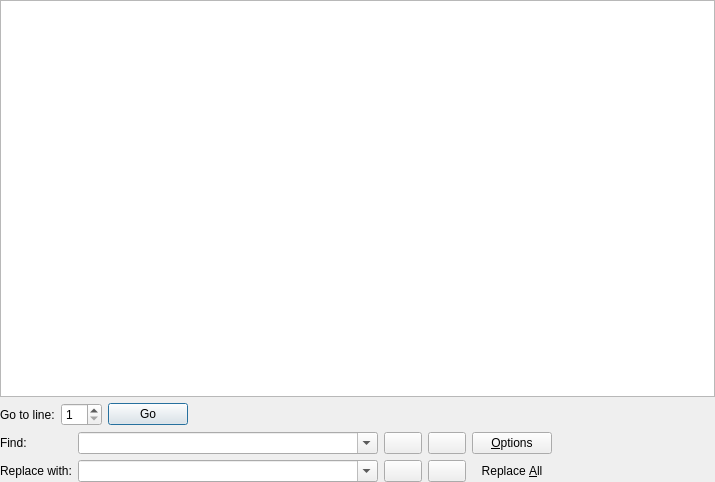
This is src/prymatex/gui/editor/ui_files/editorwidget.ui in prymatex/prymatex as Qt 5 draws it before an edit. The edited form follows.
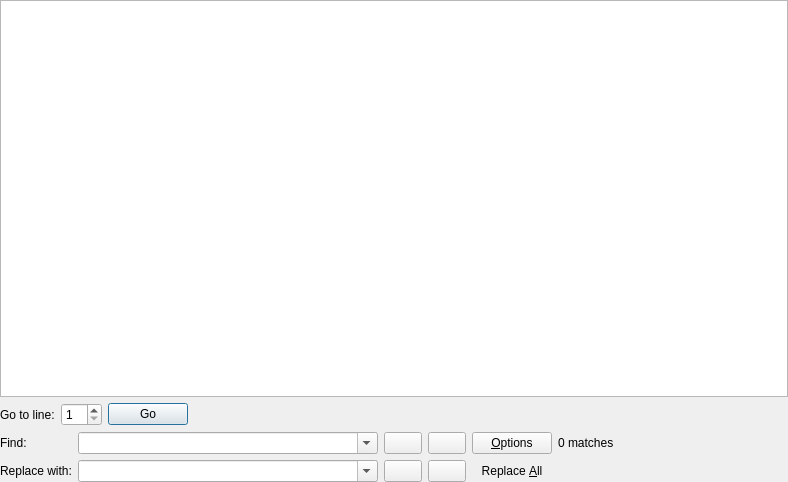
This is the edited form. Icons and pictures are not drawn. Custom widgets are drawn as their Qt base class.

Commit message: Find widget

Patch:
```diff
--- a/src/prymatex/gui/editor/ui_files/editorwidget.ui
+++ b/src/prymatex/gui/editor/ui_files/editorwidget.ui
@@ -6,7 +6,7 @@
    <rect>
     <x>0</x>
     <y>0</y>
-    <width>715</width>
+    <width>788</width>
     <height>482</height>
    </rect>
   </property>
@@ -167,7 +167,7 @@
         </property>
        </widget>
       </item>
-      <item row="0" column="6">
+      <item row="0" column="7">
        <spacer name="horizontalSpacer">
         <property name="orientation">
          <enum>Qt::Horizontal</enum>
@@ -180,7 +180,7 @@
         </property>
        </spacer>
       </item>
-      <item row="0" column="7">
+      <item row="0" column="8">
        <widget class="QPushButton" name="pushCloseFindreplace">
         <property name="text">
          <string/>
@@ -274,6 +274,13 @@
         </property>
        </widget>
       </item>
+      <item row="0" column="6">
+       <widget class="QLabel" name="labelMatchCounter">
+        <property name="text">
+         <string>0 matches</string>
+        </property>
+       </widget>
+      </item>
      </layout>
     </widget>
    </item>
```
Left out of the diff: 2 changed lines with no effect on the pictures. The commit also changes 3 other files.
